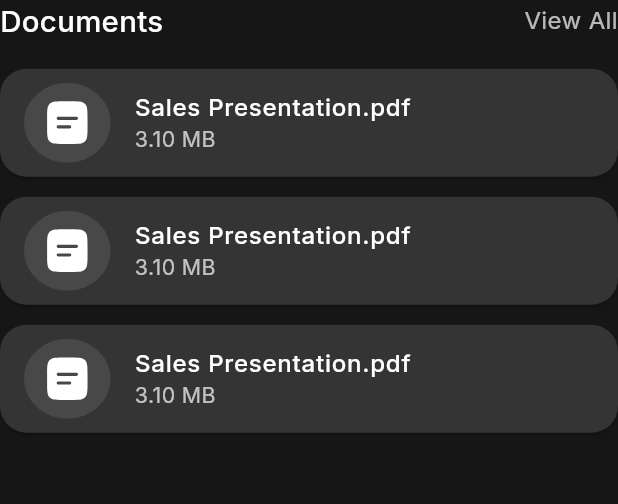
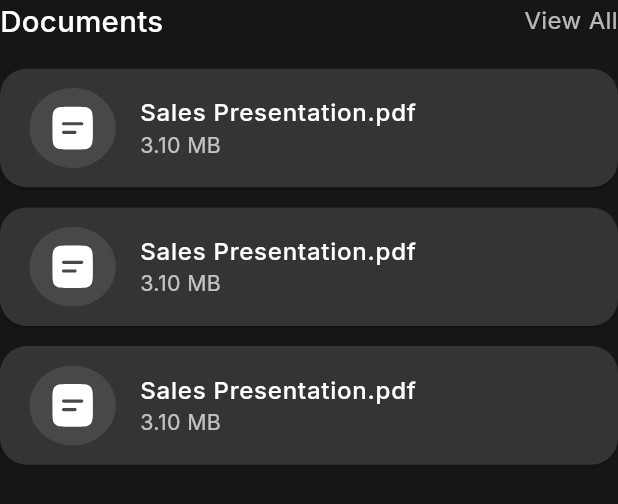
Before and after one commit to mdmasum-shuvo/myassistant_flutter, a Flutter app: what documents() shows on an empty page, opened directly, on a phone screen of 412 x 824 dp. Shown: the top 504 px of the screen. Run offline on Flutter 3.47's test engine with Material 3 defaults, Android fonts, the light colour scheme and no system bars; our stand-ins replace awesome_dialog, awesome_snackbar_content, cached_network_image, country_code_picker, flutter_easyloading, flutter_native_splash and 7 more; missing offline and left inert: flutter_rounded_date_picker; accounts and stored records are empty.

Commit message:
fix design in home page

```diff
--- a/lib/app/modules/home/components/documents.dart
+++ b/lib/app/modules/home/components/documents.dart
@@ -23,10 +23,13 @@ Widget documents(){
           shape: RoundedRectangleBorder(
             borderRadius: BorderRadius.circular(20.r)
           ),
-          child: ListTile(
-            leading: SvgPicture.asset(Assets.document, height: 60.h, width: 60.w, fit: BoxFit.fill,),
-            title: text_18_500_inter("Sales Presentation.pdf"),
-            subtitle: text_16_400_inter("3.10 MB", const Color(0xB2FFFFFF)),
+          child: Padding(
+            padding:  EdgeInsets.all(4.r),
+            child: ListTile(
+              leading: SvgPicture.asset(Assets.document, height: 60.h, width: 60.w, fit: BoxFit.fill,),
+              title: text_18_500_inter("Sales Presentation.pdf"),
+              subtitle: text_16_400_inter("3.10 MB", const Color(0xB2FFFFFF)),
+            ),
           ),
         );
       },),
--- a/lib/app/modules/home/views/home_view.dart
+++ b/lib/app/modules/home/views/home_view.dart
@@ -21,7 +21,7 @@ class HomeView extends GetView<HomeController> {
   @override
   Widget build(BuildContext context) {
     return Scaffold(
-      appBar: mainAppBar("Good Morning","Good Morning",true),
+      appBar: mainAppBar("Good Morning","Masum Talukder",true),
       floatingActionButton: InkWell(
           onTap: () {
 
@@ -29,7 +29,7 @@ class HomeView extends GetView<HomeController> {
           child: SvgPicture.asset(Assets.add, height: 70.h, width: 70.w, fit: BoxFit.fill,)),
       body: SingleChildScrollView(
         child: Padding(
-          padding: EdgeInsets.symmetric(horizontal: 29.0.w, vertical: 22.h),
+          padding: EdgeInsets.symmetric(horizontal: 24.0.w, vertical: 22.h),
           child: Column(
             children: [
               leadPipeLine(),
--- a/lib/app/theme/const_sizing.dart
+++ b/lib/app/theme/const_sizing.dart
@@ -4,3 +4,7 @@ import 'package:gap/gap.dart';
 Gap height25([double height = 25]){
   return Gap(height.h);
 }
+
+Gap width([double width = 25]){
+  return Gap(width.w);
+}
--- a/lib/app/theme/text_theme.dart
+++ b/lib/app/theme/text_theme.dart
@@ -65,11 +65,11 @@ Widget text_18_800_inter(String? value,[Color color = white]){
 }
 
 Widget text_18_400_inter(String? value,[Color color = const Color(0xB2FFFFFF)]){
-  return Text("$value", textAlign: TextAlign.right, style:textTheme2.headlineLarge?.copyWith(color: color, fontSize: 18.sp, fontWeight: FontWeight.w400,));
+  return Text("$value", textAlign: TextAlign.right, style:textTheme2.titleSmall?.copyWith(color: color, fontSize: 18.sp, fontWeight: FontWeight.w400,));
 }
 
 Widget text_18_500_inter(String? value,[Color color = white, TextAlign textAlign = TextAlign.left]){
-  return Text("$value", textAlign: textAlign, style:textTheme2.headlineLarge?.copyWith(color: color, fontSize: 18.sp, fontWeight: FontWeight.w500,));
+  return Text("$value", textAlign: textAlign, style:textTheme2.titleMedium?.copyWith(color: color, fontSize: 18.sp, fontWeight: FontWeight.w500,));
 }
 
 Widget text_26_500_inter(String? value,[Color color = white]){
@@ -85,11 +85,11 @@ Widget text_24_800_inter(String? value,[Color color =white]){
 }
 
 Widget text_24_500_inter(String? value,[Color color =white]){
-  return Text("$value", textAlign: TextAlign.left, style:textTheme2.displayMedium?.copyWith(color: color, fontSize: 24.sp, fontWeight: FontWeight.w500));
+  return Text("$value", textAlign: TextAlign.left, style:textTheme2.titleMedium?.copyWith(color: color, fontSize: 24.sp, fontWeight: FontWeight.w500));
 }
 
 Widget text_22_500_inter(String? value,[Color color =white]){
-  return Text("$value",style:textTheme2.displayMedium?.copyWith(color: color, fontSize: 22.sp, fontWeight: FontWeight.w500));
+  return Text("$value",style:textTheme2.titleMedium?.copyWith(color: color, fontSize: 22.sp, fontWeight: FontWeight.w500));
 }
 
 Widget text_16_700_inter(String? value,[Color color = white]){
--- a/lib/app/theme/theme.dart
+++ b/lib/app/theme/theme.dart
@@ -70,7 +70,7 @@ final TextTheme textTheme1 = TextTheme(
       color: textColor),
   titleMedium: GoogleFonts.inter(
       fontSize: 14.sp,
-      fontWeight: FontWeight.normal,
+      fontWeight: FontWeight.w500,
       color: textColor),
   titleSmall: GoogleFonts.inter(
       fontSize: 16.sp,
```
